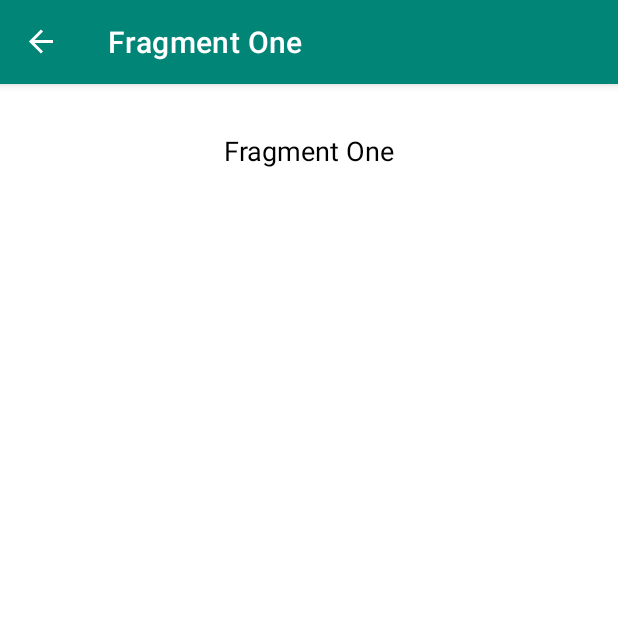
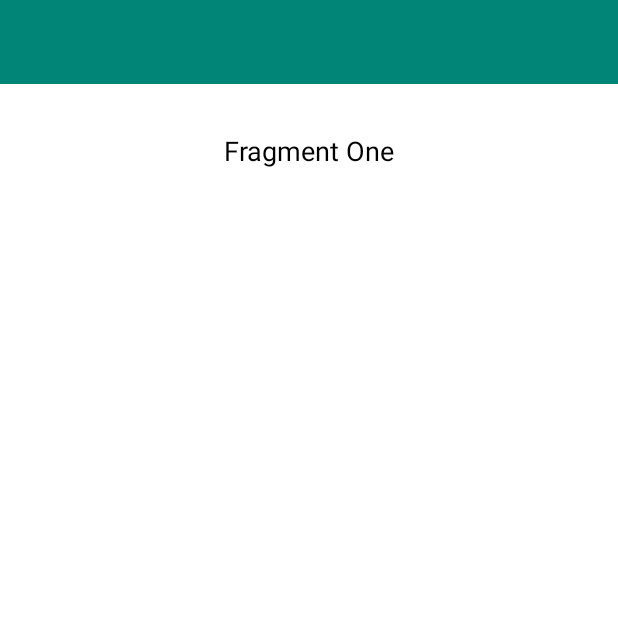
Before and after one commit to usman14/NavigationComponent, an Android app: the FragmentOne screen opened through its navigation route, on a phone screen of 412 x 824 dp, the top half of it. Run offline under Robolectric (Android 15) with nearby library versions, the phone set to English and light mode, and no system bars; our stand-ins replace navigation-ui; 3 statements that could not run were skipped.

Commit message:
Setting custom toolbar in Fragment

```diff
--- a/app/src/main/java/com/example/navigationcomponent/fragments/FragmentOne.kt
+++ b/app/src/main/java/com/example/navigationcomponent/fragments/FragmentOne.kt
@@ -2,15 +2,18 @@ package com.example.navigationcomponent.fragments
 
 
 import android.os.Bundle
-import androidx.fragment.app.Fragment
 import android.view.LayoutInflater
 import android.view.View
 import android.view.ViewGroup
+import androidx.appcompat.app.AppCompatActivity
+import androidx.appcompat.widget.Toolbar
+import androidx.fragment.app.Fragment
+import com.example.navigationcomponent.R
 
-import com.example.navigationcomponent.R
 
 class FragmentOne : Fragment() {
 
+    private lateinit var toolbar: Toolbar
     override fun onCreateView(
         inflater: LayoutInflater, container: ViewGroup?,
         savedInstanceState: Bundle?
@@ -19,5 +22,32 @@ class FragmentOne : Fragment() {
         return inflater.inflate(R.layout.fragment_one, container, false)
     }
 
+    override fun onViewCreated(view: View, savedInstanceState: Bundle?) {
+        super.onViewCreated(view, savedInstanceState)
+        (activity as AppCompatActivity?)!!.supportActionBar!!.hide()
+        toolbar = view.findViewById(R.id.toolbar)
+        toolbar.inflateMenu(R.menu.toolbar_items)
+        toolbar.setOnMenuItemClickListener {
+            when (it.itemId) {
+                R.id.action_item_one -> {
+                    // do something
+                    true
+                }
+                R.id.action_item_two -> {
+                    // do something
+                    true
+                }
+                else -> {
+                    super.onOptionsItemSelected(it)
+                }
+            }
+        }
+
+        toolbar.setNavigationOnClickListener {
+            // do something when click navigation
+        }
+
+    }
+
 
 }
--- a/app/src/main/res/layout/fragment_one.xml
+++ b/app/src/main/res/layout/fragment_one.xml
@@ -6,7 +6,16 @@
     android:layout_height="match_parent"
     tools:context=".fragments.FragmentOne">
 
+    <androidx.appcompat.widget.Toolbar
+        android:id="@+id/toolbar"
+        app:layout_constraintTop_toTopOf="parent"
+        android:layout_width="match_parent"
+        android:layout_height="?attr/actionBarSize"
+        android:background="?attr/colorPrimary"
+        app:popupTheme="@style/AppTheme.PopupOverlay" />
+
     <TextView
+        app:layout_constraintTop_toBottomOf="@+id/toolbar"
         android:layout_width="wrap_content"
         android:layout_height="wrap_content"
         android:layout_marginTop="32dp"
@@ -14,7 +23,6 @@
         android:textColor="@android:color/black"
         android:textSize="18sp"
         app:layout_constraintEnd_toEndOf="parent"
-        app:layout_constraintStart_toStartOf="parent"
-        app:layout_constraintTop_toTopOf="parent" />
+        app:layout_constraintStart_toStartOf="parent" />
 
 </androidx.constraintlayout.widget.ConstraintLayout>
```
